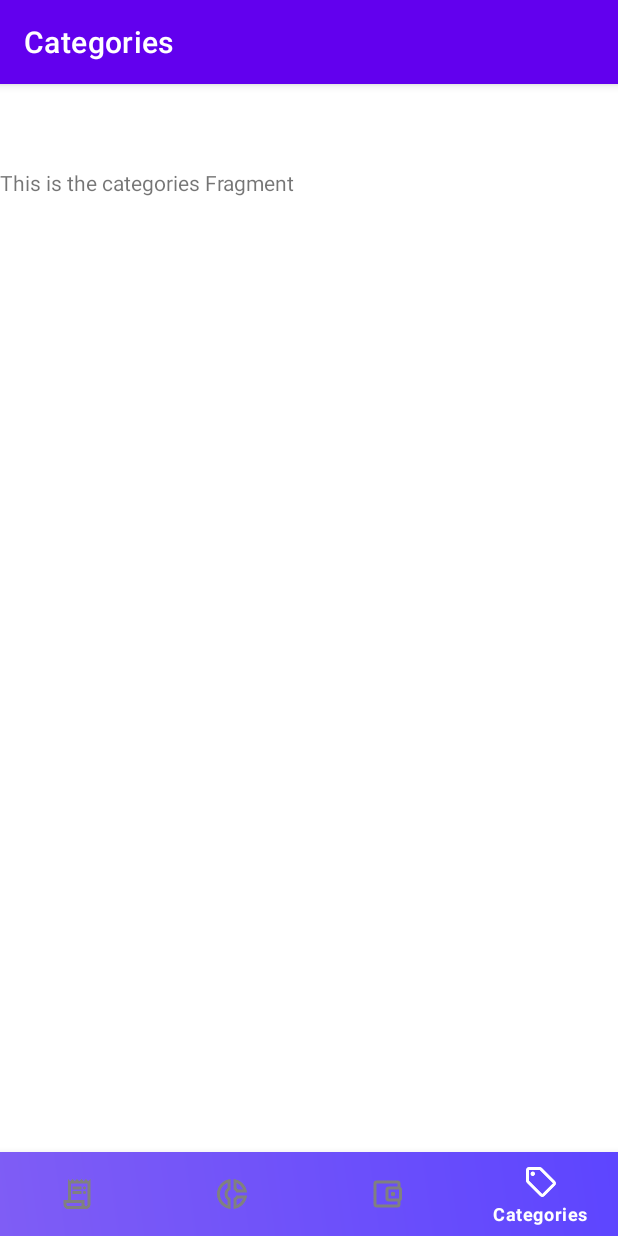
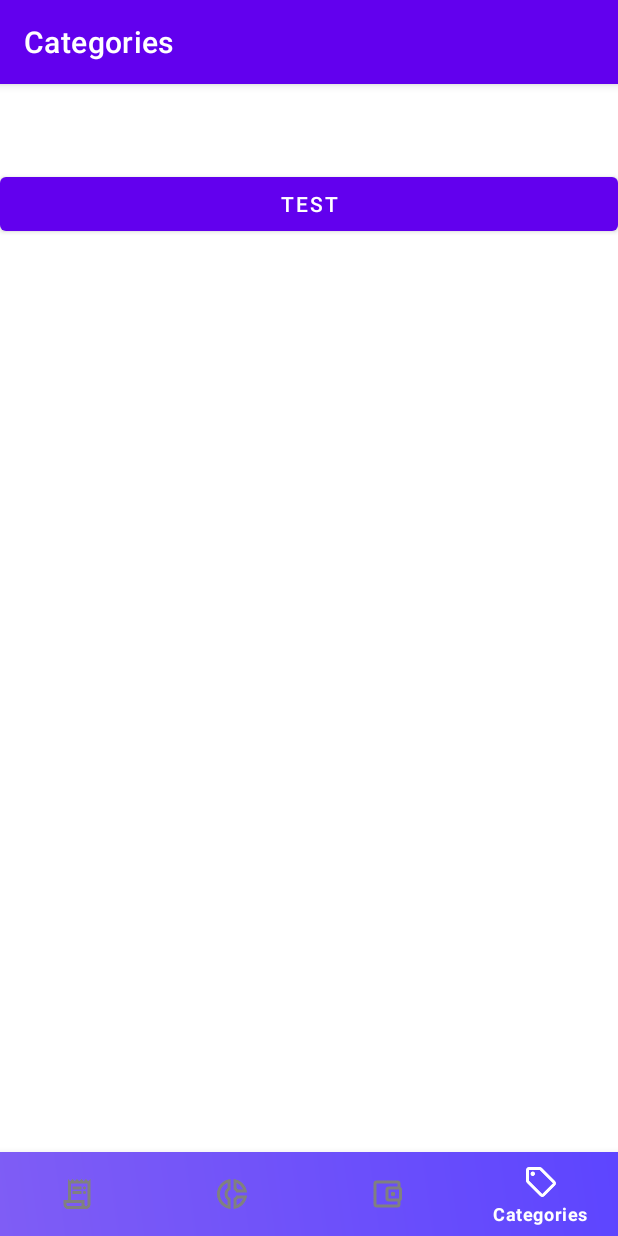
Before and after one commit to Al-RaoushBasel/MyBudgetTracker, an Android app: the CategoriesFragment screen opened through its navigation route, on a phone screen of 412 x 824 dp. Run offline under Robolectric (Android 15) with nearby library versions, the phone set to English and light mode, and no system bars; our stand-ins replace Room's generated code, navigation-ui.

Commit message:
commit test

```diff
--- a/app/src/main/res/layout/fragment_categories.xml
+++ b/app/src/main/res/layout/fragment_categories.xml
@@ -4,8 +4,9 @@
     android:layout_height="match_parent"
     android:orientation="vertical">
 
-    <TextView
-        android:layout_width="wrap_content"
+    <Button
+        android:id="@+id/button"
+        android:layout_width="match_parent"
         android:layout_height="wrap_content"
-        android:text="This is the categories Fragment" />
+        android:text="test" />
 </LinearLayout>
```
